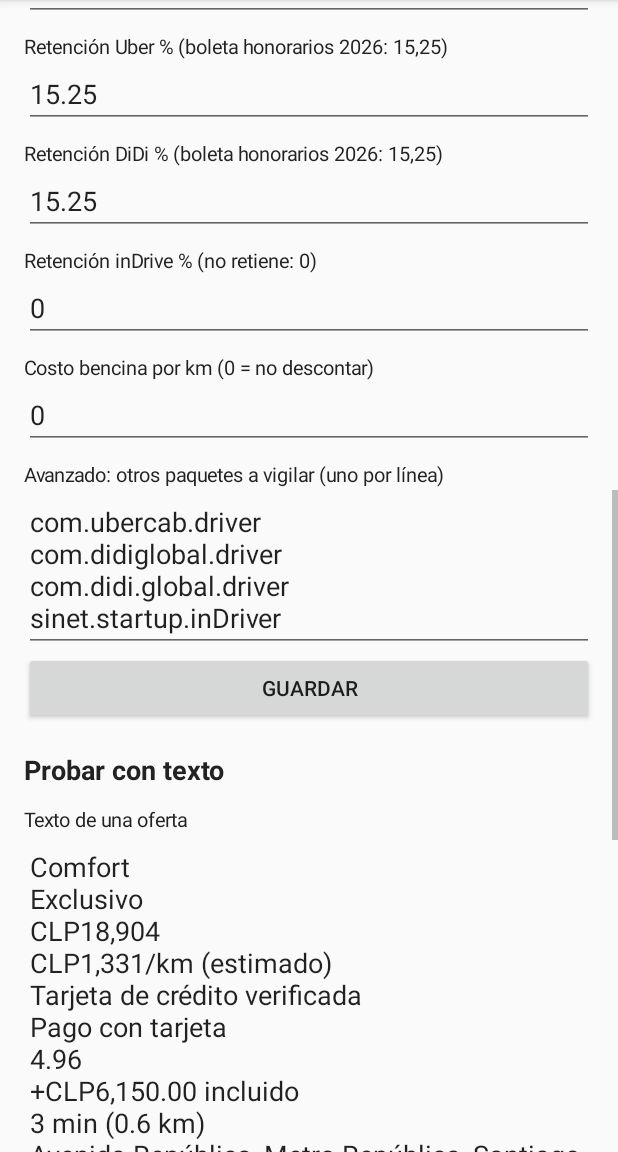
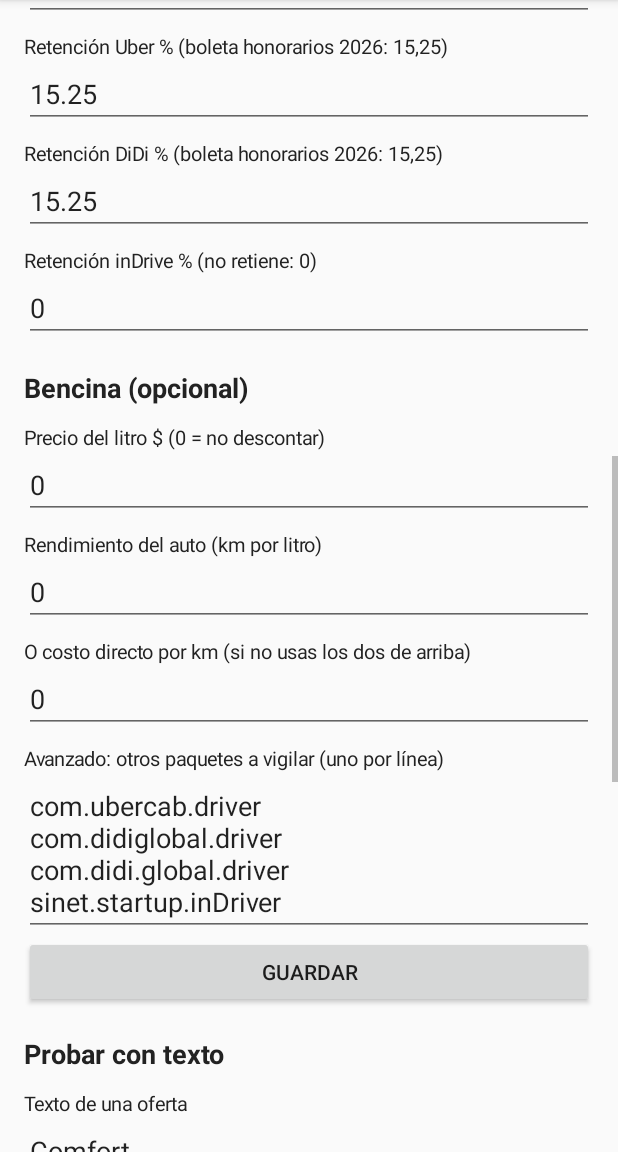
Before and after one commit to michaelpalmad-lang/filtrokm-app, an Android app: the screen it shows after launch (MainActivity), scrolled down 1074 dp, on a phone screen of 412 x 824 dp, the part 84-1236 px from its top. Run offline under Robolectric (Android 15) with nearby library versions, the phone set to English and light mode, and no system bars; pictures from the network do not load.

Commit message:
Bencina: precio del litro y rendimiento km/l; la tarjeta muestra el gasto del recorrido

```diff
--- a/app/src/main/java/cl/filtrokm/CardBuilder.java
+++ b/app/src/main/java/cl/filtrokm/CardBuilder.java
@@ -70,6 +70,12 @@ public class CardBuilder {
         TextView l3 = tv(c, sb3.toString(), 15, false);
         l3.setAlpha(0.92f);
         root.addView(l3);
+
+        if (fuel > 0) {
+            TextView l4 = tv(c, "⛽ Bencina −" + Parser.clp(fuel) + "  (" + Parser.km(o.km) + " km)", 13, false);
+            l4.setAlpha(0.85f);
+            root.addView(l4);
+        }
         return root;
     }
 
--- a/app/src/main/java/cl/filtrokm/MainActivity.java
+++ b/app/src/main/java/cl/filtrokm/MainActivity.java
@@ -33,7 +33,7 @@ public class MainActivity extends Activity {
     LinearLayout col;
     TextView status;
     Button power;
-    EditText eKm, eHora, ePick, eCost, eComU, eComD, eComDP, eComI, eRetU, eRetD, eRetI, ePkgs, eTest;
+    EditText eKm, eHora, ePick, eCost, eComU, eComD, eComDP, eComI, eRetU, eRetD, eRetI, eLitro, eRend, ePkgs, eTest;
     LinearLayout preview;
     TextView diag;
     TextView upd;
@@ -124,7 +124,10 @@ public class MainActivity extends Activity {
         eRetU = field("Retención Uber % (boleta honorarios 2026: 15,25)", fmt(pr.retUber), true);
         eRetD = field("Retención DiDi % (boleta honorarios 2026: 15,25)", fmt(pr.retDidi), true);
         eRetI = field("Retención inDrive % (no retiene: 0)", fmt(pr.retIndrive), true);
-        eCost = field("Costo bencina por km (0 = no descontar)", fmt(pr.costPerKm), true);
+        title("Bencina (opcional)");
+        eLitro = field("Precio del litro $ (0 = no descontar)", fmt(pr.fuelPrice), true);
+        eRend = field("Rendimiento del auto (km por litro)", fmt(pr.fuelKmL), true);
+        eCost = field("O costo directo por km (si no usas los dos de arriba)", fmt(Prefs.getD(Prefs.sp(this), "costoKm", 0)), true);
         ePkgs = field("Avanzado: otros paquetes a vigilar (uno por línea)", pr.pkgs, false);
         button("Guardar", new View.OnClickListener() {
             public void onClick(View v) { save(); runTest(); toast("Guardado"); }
@@ -234,6 +237,8 @@ public class MainActivity extends Activity {
                 .putString("minHora", eHora.getText().toString().trim())
                 .putString("maxRecogida", ePick.getText().toString().trim())
                 .putString("costoKm", eCost.getText().toString().trim())
+                .putString("precioLitro", eLitro.getText().toString().trim())
+                .putString("rendimiento", eRend.getText().toString().trim())
                 .putString("comUber", eComU.getText().toString().trim())
                 .putString("comDidi", eComD.getText().toString().trim())
                 .putString("comDidiPtp", eComDP.getText().toString().trim())
--- a/app/src/main/java/cl/filtrokm/Prefs.java
+++ b/app/src/main/java/cl/filtrokm/Prefs.java
@@ -14,7 +14,8 @@ public class Prefs {
     public double minPerKm;
     public double minPerHour;
     public double maxPickupKm;   // 0 = sin filtro
-    public double costPerKm;     // 0 = no calcula neto
+    public double costPerKm;     // costo bencina por km (calculado)
+    public double fuelPrice, fuelKmL; // precio litro y rendimiento km/l (0 = no descontar)
     public double comUber, comDidi, comDidiPtp, comIndrive; // % comisión a descontar del precio mostrado
     public double retUber, retDidi, retIndrive; // % retención boleta honorarios (Uber/DiDi 15,25; inDrive no retiene)
     public String pkgs;
@@ -37,7 +38,9 @@ public class Prefs {
         r.minPerKm = getD(p, "minKm", 600);
         r.minPerHour = getD(p, "minHora", 13000);
         r.maxPickupKm = getD(p, "maxRecogida", 0);
-        r.costPerKm = getD(p, "costoKm", 0);
+        r.fuelPrice = getD(p, "precioLitro", 0);
+        r.fuelKmL = getD(p, "rendimiento", 0);
+        r.costPerKm = (r.fuelPrice > 0 && r.fuelKmL > 0) ? r.fuelPrice / r.fuelKmL : getD(p, "costoKm", 0);
         r.comUber = getD(p, "comUber", 0);
         r.comDidi = getD(p, "comDidi", 0);
         r.comDidiPtp = getD(p, "comDidiPtp", 15.33);
```
